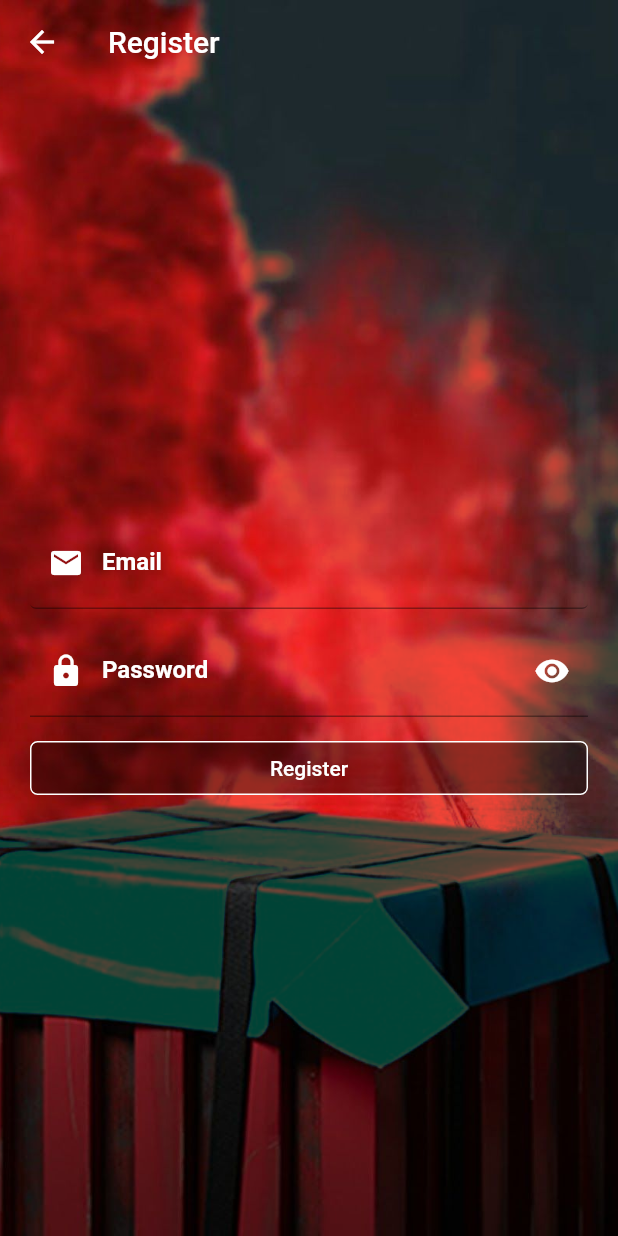
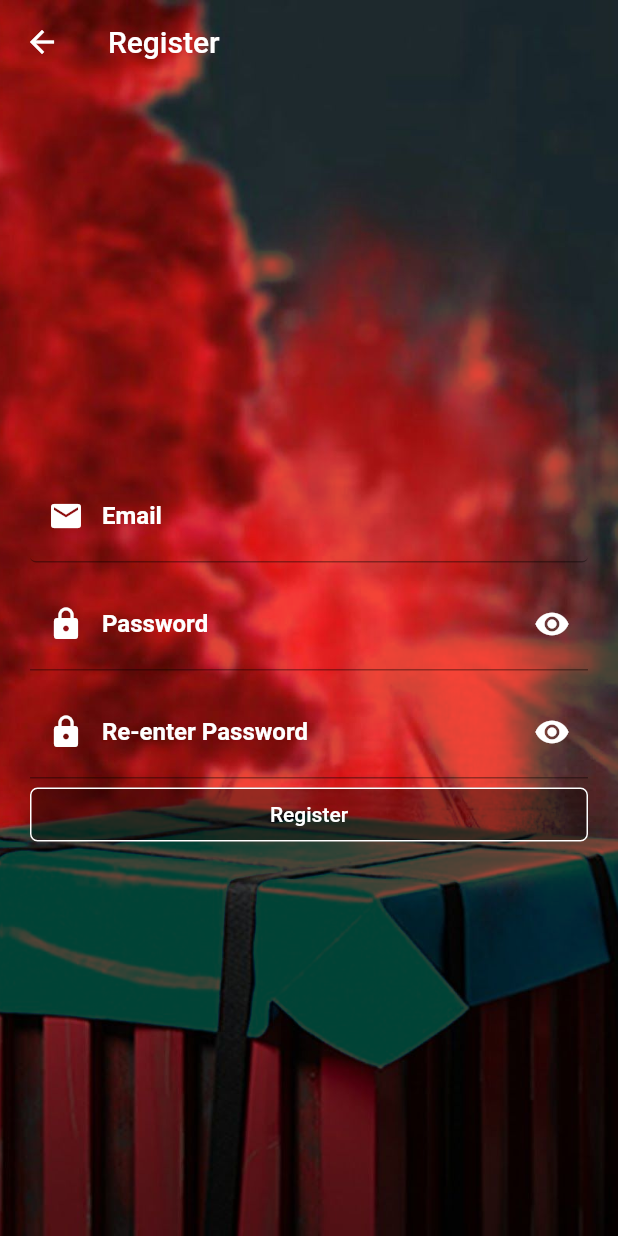
Before and after one commit to udhay24/cosmo, a Flutter app: the screen it shows after launch, after a tap on "SIGN UP NOW", on a phone screen of 412 x 824 dp. Run offline on Flutter 3.47's test engine with Material 2 defaults, Android fonts, the phone set to English and light mode, and no system bars; our stand-ins replace bloc, cloud_firestore, equatable, firebase_auth, flutter_bloc, flutter_icons and 4 more; accounts and stored records are empty; network calls fail; Roboto replaces fonts that are missing (Abel).

```diff
--- a/lib/bloc/navigation/navigation_bloc.dart
+++ b/lib/bloc/navigation/navigation_bloc.dart
@@ -38,6 +38,8 @@ class NavigationBloc extends Bloc<NavigationEvent, dynamic> {
     } else if (event is TeamDetailViewNavigationEvent) {
       navigatorKey.currentState
           .pushNamed(ScreenRoutes.TEAM_DETAIL_VIEW_SCREEN_ROUTE);
+    } else if (event is AboutScreenNavigationEvent) {
+      navigatorKey.currentState.pushNamed(ScreenRoutes.ABOUT_SCREEN_ROUTE);
     }
   }
 }
--- a/lib/bloc/navigation/navigation_event.dart
+++ b/lib/bloc/navigation/navigation_event.dart
@@ -53,3 +53,8 @@ class SlotSelectionNavigationEvent extends NavigationEvent {
   @override
   List<Object> get props => [];
 }
+
+class AboutScreenNavigationEvent extends NavigationEvent {
+  @override
+  List<Object> get props => [];
+}
--- a/lib/home_screen/ui/home_screen.dart
+++ b/lib/home_screen/ui/home_screen.dart
@@ -216,6 +216,9 @@ class _HomeScreenState extends State<HomeScreen> {
                 popupMenuItem,
                 PopupMenuItem<String>(
                     child: const Text("Log out"), value: "log_out"),
+                PopupMenuItem<String>(
+                  child: const Text("About us"), value: "about",
+                )
               ];
             },
             onSelected: (value) {
@@ -227,6 +230,9 @@ class _HomeScreenState extends State<HomeScreen> {
               } else if (value == "view_team") {
                 BlocProvider.of<NavigationBloc>(context)
                     .add(TeamDetailViewNavigationEvent());
+              } else if (value == "about") {
+                BlocProvider.of<NavigationBloc>(context)
+                    .add(AboutScreenNavigationEvent());
               }
             },
           );
--- a/lib/register/ui/register_form.dart
+++ b/lib/register/ui/register_form.dart
@@ -15,6 +15,7 @@ class RegisterForm extends StatefulWidget {
 class _RegisterFormState extends State<RegisterForm> {
   final TextEditingController _emailController = TextEditingController();
   final TextEditingController _passwordController = TextEditingController();
+  var doesPasswordsMatch = false;
 
   RegisterBloc _registerBloc;
 
@@ -24,7 +25,7 @@ class _RegisterFormState extends State<RegisterForm> {
       _emailController.text.isNotEmpty && _passwordController.text.isNotEmpty;
 
   bool isRegisterButtonEnabled(RegisterState state) {
-    return state.isFormValid && isPopulated && !state.isSubmitting;
+    return state.isFormValid && isPopulated && !state.isSubmitting && !doesPasswordsMatch;
   }
 
   @override
@@ -148,6 +149,44 @@ class _RegisterFormState extends State<RegisterForm> {
                       SizedBox(
                         height: 10,
                       ),
+                      TextFormField(
+                        style: GoogleFonts.poppins(color: Colors.white),
+                        decoration: InputDecoration(
+                          suffixIcon: IconButton(
+                            icon: Icon(
+                              passwordVisible
+                                  ? Icons.visibility
+                                  : Icons.visibility_off,
+                              color: Colors.white,
+                            ),
+                            onPressed: () {
+                              setState(() {
+                                passwordVisible = !passwordVisible;
+                              });
+                            },
+                          ),
+                          prefixIcon: Icon(Icons.lock, color: Colors.white),
+                          labelText: 'Re-enter Password',
+                          fillColor: Colors.white,
+                          labelStyle: GoogleFonts.abel(
+                              color: Colors.white, fontWeight: FontWeight.bold),
+                          errorStyle: GoogleFonts.abel(color: Colors.white),
+                        ),
+                        obscureText: passwordVisible,
+                        autocorrect: false,
+                        autovalidate: true,
+                        onChanged: (value) {
+                            _onPasswordChanged();
+                            if(value == _passwordController.text) {
+                              doesPasswordsMatch = true;
+                            }
+                        },
+                        validator: (value) {
+                          return value != _passwordController.text
+                              ? "Passwords don't match"
+                              : null;
+                        },
+                      ),
                       RegisterButton(
                         onPressed: isRegisterButtonEnabled(state)
                             ? _onFormSubmitted
@@ -155,6 +194,7 @@ class _RegisterFormState extends State<RegisterForm> {
                       ),
                     ],
                     shrinkWrap: true,
+                    physics: NeverScrollableScrollPhysics(),
                   ),
                 ),
               ),
--- a/lib/util/routes_const.dart
+++ b/lib/util/routes_const.dart
@@ -1,6 +1,7 @@
 import 'package:flutter/material.dart';
 import 'package:flutter_bloc/flutter_bloc.dart';
 import 'package:pubg/SplashScreen.dart';
+import 'package:pubg/about/ui/about_screen.dart';
 import 'package:pubg/data_source/event_repository.dart';
 import 'package:pubg/data_source/login_repository.dart';
 import 'package:pubg/data_source/user_repository.dart';
@@ -28,6 +29,7 @@ class ScreenRoutes {
   static const String TEAM_DETAIL_SCREEN_ROUTE = "/team_detail";
   static const String SLOT_SELECTION_SCREEN_ROUTE = "/slot_selection";
   static const String TEAM_DETAIL_VIEW_SCREEN_ROUTE = "team_detail/view";
+  static const String ABOUT_SCREEN_ROUTE = "/about";
 }
 
 Route<dynamic> generateRoute(RouteSettings settings) {
@@ -73,32 +75,32 @@ Route<dynamic> generateRoute(RouteSettings settings) {
       );
 
     case ScreenRoutes.TEAM_DETAIL_SCREEN_ROUTE:
-      return MaterialPageRoute(
-          builder: (context) {
-            return BlocProvider<TeamDetailBloc>(
-                create: (context) => TeamDetailBloc(userRepository: RepositoryProvider.of<UserRepository>(context)),
-                child: TeamDetailScreen()
-            );
-          }
-      );
+      return MaterialPageRoute(builder: (context) {
+        return BlocProvider<TeamDetailBloc>(
+            create: (context) => TeamDetailBloc(
+                userRepository: RepositoryProvider.of<UserRepository>(context)),
+            child: TeamDetailScreen());
+      });
 
     case ScreenRoutes.TEAM_DETAIL_VIEW_SCREEN_ROUTE:
+      return MaterialPageRoute(builder: (context) {
+        return BlocProvider<TeamDetailBloc>(
+            create: (context) => TeamDetailBloc(
+                userRepository: RepositoryProvider.of<UserRepository>(context))
+              ..add(TeamDetailScreenInitialized()),
+            child: TeamDetailViewScreen());
+      });
+
+    case ScreenRoutes.ABOUT_SCREEN_ROUTE:
+      return MaterialPageRoute(builder: (context) {
+        return AboutScreen();
+      });
+
+    default:
       return MaterialPageRoute(
-          builder: (context) {
-            return BlocProvider<TeamDetailBloc>(
-                create: (context) => TeamDetailBloc(userRepository: RepositoryProvider.of<UserRepository>(context))
-                ..add(TeamDetailScreenInitialized()),
-                child: TeamDetailViewScreen()
-            );
-          }
-      );
-
-
-//    default:
-//      return MaterialPageRoute(
-//          builder: (_) => Scaffold(
-//                body: Center(
-//                    child: Text('No route defined for ${settings.name}')),
-//              ));
+          builder: (_) => Scaffold(
+                body: Center(
+                    child: Text('No route defined for ${settings.name}')),
+              ));
   }
 }
--- a/pubspec.yaml
+++ b/pubspec.yaml
@@ -35,6 +35,9 @@ dependencies:
   cloud_firestore: ^0.13.5
   intl: ^0.16.1
   google_fonts: ^1.1.0
+  firebase_messaging: ^6.0.16
+  flutter_icons: ^1.1.0
+  url_launcher: ^5.4.10
 
 
 
```
Also changed, not shown: lib/about/ui/about_screen.dart (added, +54 -0 lines), lib/user_detail/ui/profile_screen_form.dart (+18 -10 lines), lib/util/network_util.dart (added, +9 -0 lines), pubspec.lock.
